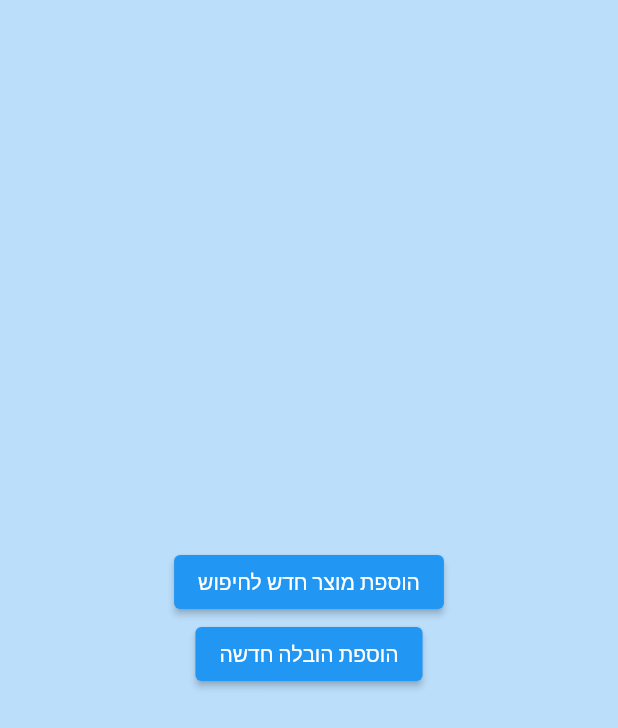
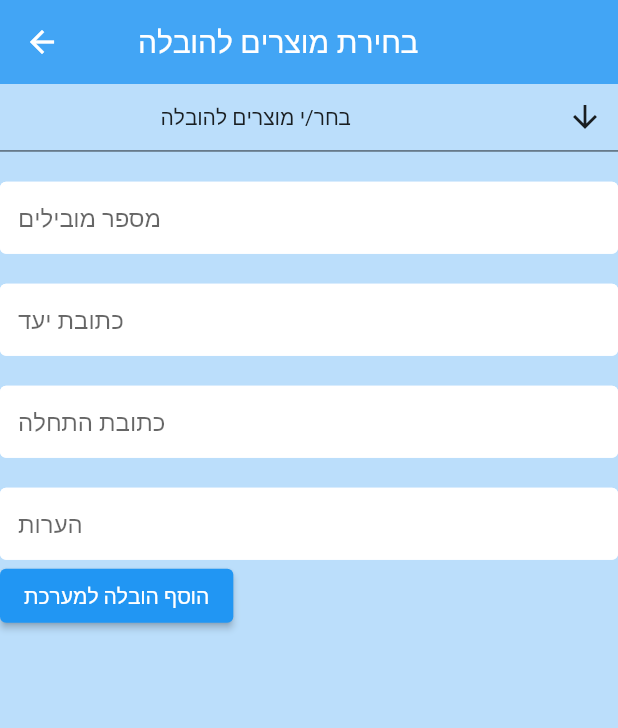
Before and after one commit to OmriColberg/GivitApp, a Flutter app: the AdminPage widget shown alone on an empty page, opened directly with empty values, after a tap on "הוספת הובלה חדשה", on a phone screen of 412 x 824 dp. Shown: the top 728 px of the screen. Run offline on Flutter 3.47's test engine with Material 2 defaults, Android fonts, the phone set to English and light mode, and no system bars; drawn by our look-alikes of multi_select_flutter; our stand-ins replace cloud_firestore, firebase_auth, firebase_core, flutter_spinkit, get_it; accounts and stored records are empty.

Commit message:
add transport to db progress

```diff
--- /dev/null
+++ b/lib/admin_feature/presentation/pages/add_transport_page.dart
@@ -0,0 +1,206 @@
+import 'package:cloud_firestore/cloud_firestore.dart';
+import 'package:flutter/material.dart';
+import 'package:givit_app/core/models/givit_user.dart';
+import 'package:givit_app/core/models/product.dart';
+import 'package:givit_app/core/shared/assign_card.dart';
+import 'package:givit_app/core/shared/constant.dart';
+import 'package:givit_app/core/shared/loading.dart';
+import 'package:givit_app/services/database.dart';
+import 'package:multi_select_flutter/multi_select_flutter.dart';
+import 'package:provider/provider.dart';
+
+class AddTransportPage extends StatefulWidget {
+  final Size size;
+
+  AddTransportPage({required this.size});
+
+  @override
+  _AddTransportPageState createState() => _AddTransportPageState();
+}
+
+class _AddTransportPageState extends State<AddTransportPage> {
+  String error = '';
+
+  int totalNumOfCarriers = 0;
+  String destinationAddress = '';
+  String pickUpAddress = '';
+  String notes = '';
+  List<String> products = const [];
+  DateTime datePickUp = DateTime.now(); // TODO: select date with calender
+
+  @override
+  Widget build(BuildContext context) {
+    GivitUser user = Provider.of<GivitUser>(context);
+    final DatabaseService db = DatabaseService(uid: user.uid);
+    return SafeArea(
+      child: Scaffold(
+        backgroundColor: Colors.blue[100],
+        appBar: AppBar(
+          backgroundColor: Colors.blue[400],
+          elevation: 0.0,
+          title: Text('    בחירת מוצרים להובלה '),
+        ),
+        body: StreamBuilder<QuerySnapshot>(
+          stream: db.producstData,
+          builder: (context, snapshotProduct) {
+            if (snapshotProduct.hasError) {
+              return Text('Something went wrong');
+            }
+
+            if (snapshotProduct.connectionState == ConnectionState.waiting) {
+              return Loading();
+            }
+
+            List<MultiSelectItem<Product?>> _products = snapshotProduct
+                .data!.docs
+                .map((DocumentSnapshot document) {
+                  var snapshotData = document.data() as Map;
+                  Product product =
+                      Product.productFromDocument(snapshotData, document.id);
+
+                  if (product.status == ProductStatus.waitingToBeDelivered)
+                    return product;
+                  else
+                    return Product();
+                })
+                .toList()
+                .map(
+                  (Product? product) =>
+                      MultiSelectItem<Product>(product!, product.name),
+                )
+                .toList();
+            _products.removeWhere((product) => product.value!.name == '');
+
+            return Container(
+              color: Colors.blue[100],
+              height: 400.0,
+              alignment: Alignment.topCenter,
+              child: SingleChildScrollView(
+                child: Column(
+                  crossAxisAlignment: CrossAxisAlignment.start,
+                  mainAxisAlignment: MainAxisAlignment.start,
+                  children: [
+                    MultiSelectDialogField<Product?>(
+                      items: _products,
+                      title: Text("מוצרים לבחירה"),
+                      selectedColor: Colors.blue,
+                      buttonText: Text(
+                          "                            בחר/י מוצרים להובלה"),
+                      onConfirm: (results) {
+                        products = results
+                            .map((Product product) => product.id)
+                            .toList();
+                      },
+                    ),
+                    SizedBox(height: 20.0),
+                    TextFormField(
+                      decoration: textInputDecoration.copyWith(
+                          hintText: 'מספר מובילים'),
+                      validator: (val) =>
+                          val!.isEmpty ? 'הכנס מספר מובילים' : null,
+                      onChanged: (val) {
+                        setState(() => totalNumOfCarriers = int.parse(val));
+                      },
+                    ),
+                    SizedBox(height: 20.0),
+                    TextFormField(
+                      decoration:
+                          textInputDecoration.copyWith(hintText: 'כתובת יעד'),
+                      validator: (val) =>
+                          val!.isEmpty ? 'הכנס כתובת יעד' : null,
+                      onChanged: (val) {
+                        setState(() => destinationAddress = val);
+                      },
+                    ),
+                    SizedBox(height: 20.0),
+                    TextFormField(
+                      decoration:
+                          textInputDecoration.copyWith(hintText: 'כתובת התחלה'),
+                      validator: (val) =>
+                          val!.isEmpty ? 'הכנס כתובת התחלה' : null,
+                      onChanged: (val) {
+                        setState(() => pickUpAddress = val);
+                      },
+                    ),
+                    SizedBox(height: 20.0),
+                    TextFormField(
+                      decoration:
+                          textInputDecoration.copyWith(hintText: 'הערות'),
+                      validator: (val) => val!.isEmpty ? 'הערות' : null,
+                      onChanged: (val) {
+                        setState(() => notes = val);
+                      },
+                    ),
+                    ElevatedButton(
+                      child: Text(
+                        'הוסף הובלה למערכת',
+                        style: TextStyle(color: Colors.white),
+                      ),
+                      onPressed: () async {
+                        db
+                            .addTransportData(
+                          products: products,
+                          datePickUp: datePickUp,
+                          totalNumOfCarriers: totalNumOfCarriers,
+                          destinationAddress: destinationAddress,
+                          pickUpAddress: pickUpAddress,
+                          notes: notes,
+                        )
+                            .then((_result) {
+                          showDialogHelper(
+                              "Product added succesfully", widget.size);
+                        }).catchError((error) {
+                          showDialogHelper(
+                              "Failed tp add product", widget.size);
+                        });
+                      },
+                    ),
+                    SizedBox(height: 12.0),
+                    Text(
+                      error,
+                      style: TextStyle(color: Colors.red, fontSize: 14.0),
+                    )
+                  ],
+                ),
+              ),
+            );
+          },
+        ),
+      ),
+    );
+  }
+
+  void showDialogHelper(String dialogText, Size size) {
+    showDialog(
+        context: context,
+        builder: (BuildContext context) {
+          return Container(
+            height: size.height * 0.5,
+            child: AlertDialog(
+                title: Text("המוצר הוסף בהצלחה"),
+                content: Stack(children: <Widget>[
+                  ElevatedButton(
+                    onPressed: () {
+                      Navigator.of(context).pop();
+                    },
+                    child: Text("לחזרה"),
+                  ),
+                ])),
+          );
+        });
+  }
+}
+
+DeliveryAssign createDeliveryAssignFromProductSnapshot(
+    Product product, Size size) {
+  return DeliveryAssign(
+    title: product.name,
+    body: product.notes,
+    schedule: 'לשיבוץ חיפוש',
+    isProduct: true,
+    isMain: true,
+    id: product.id,
+    products: [],
+    size: size,
+  );
+}
--- a/lib/admin_feature/presentation/pages/admin_page.dart
+++ b/lib/admin_feature/presentation/pages/admin_page.dart
@@ -1,5 +1,6 @@
 import 'package:flutter/material.dart';
 import 'package:givit_app/admin_feature/presentation/pages/add_product_page.dart';
+import 'package:givit_app/admin_feature/presentation/pages/add_transport_page.dart';
 
 class AdminPage extends StatefulWidget {
   AdminPage({required this.size});
@@ -29,7 +30,14 @@ class _AdminPageState extends State<AdminPage> {
             child: Text('הוספת מוצר חדש לחיפוש'),
           ),
           ElevatedButton(
-            onPressed: () {},
+            onPressed: () => {
+              Navigator.push(
+                context,
+                MaterialPageRoute(
+                  builder: (context) => AddTransportPage(size: widget.size),
+                ),
+              ),
+            },
             child: Text('הוספת הובלה חדשה'),
           ),
         ],
--- a/lib/profile_page_feature/presentation/pages/product_found_form.dart
+++ b/lib/profile_page_feature/presentation/pages/product_found_form.dart
@@ -13,10 +13,10 @@ class ProductFoundForm extends StatefulWidget {
       {required this.size, required this.id, required this.products});
 
   @override
-  _ProductFoundForm createState() => _ProductFoundForm();
+  _ProductFoundFormState createState() => _ProductFoundFormState();
 }
 
-class _ProductFoundForm extends State<ProductFoundForm> {
+class _ProductFoundFormState extends State<ProductFoundForm> {
   final _formKey = GlobalKey<FormState>();
   String error = '';
 
--- a/lib/profile_page_feature/presentation/pages/profile_page.dart
+++ b/lib/profile_page_feature/presentation/pages/profile_page.dart
@@ -5,7 +5,6 @@ import 'package:givit_app/core/models/product.dart';
 import 'package:givit_app/core/models/transport.dart';
 import 'package:givit_app/core/shared/loading.dart';
 import 'package:givit_app/core/shared/assign_card.dart';
-import 'package:givit_app/main_page_feature/presentation/pages/main_page.dart';
 import 'package:givit_app/profile_page_feature/presentation/pages/edit_profile_page.dart';
 import 'package:givit_app/services/database.dart';
 import 'package:intl/intl.dart';
@@ -158,7 +157,7 @@ DeliveryAssign createDeliveryAssignFromTransportSnapshot(
     body: transport.notes,
     schedule: 'לשיבוץ הובלה',
     isProduct: false,
-    isMain: true,
+    isMain: false,
     id: transport.id,
     products: [],
     size: size,
--- a/pubspec.yaml
+++ b/pubspec.yaml
@@ -45,6 +45,8 @@ dependencies:
 
   # Loading
   flutter_spinkit: ^5.0.0
+
+  multi_select_flutter: ^4.0.0
 
 
 dev_dependencies:
```
Also changed, not shown: lib/admin_feature/presentation/pages/add_product_page.dart (+3 -9 lines), lib/core/models/transport.dart (+19 -9 lines), lib/services/database.dart (+21 -0 lines), pubspec.lock.
